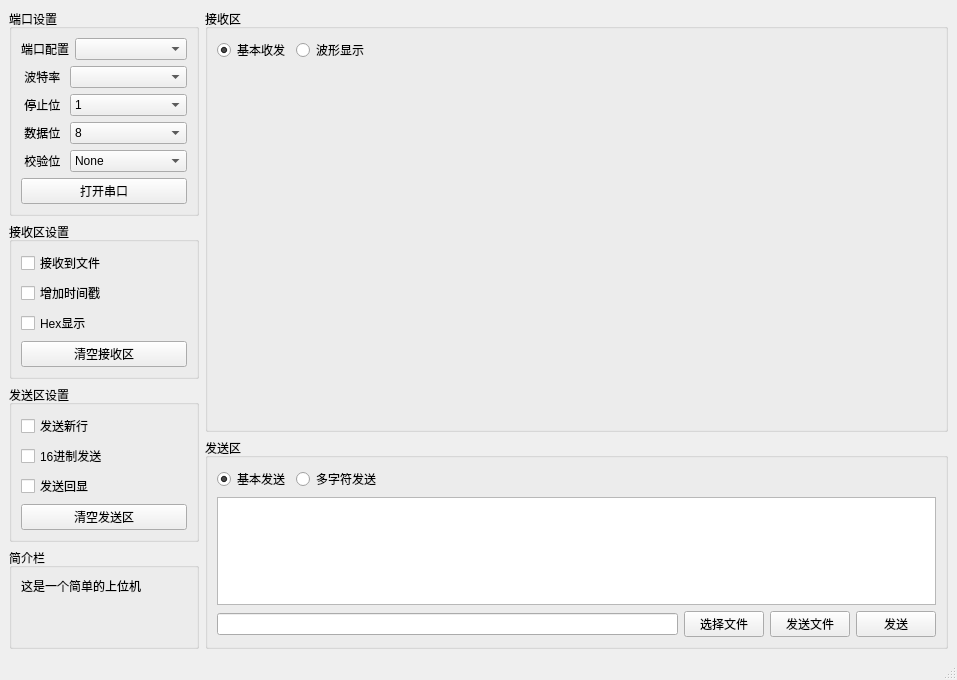
Above: mainwindow.ui from snqx-lqh/JYSWJ before the change. Below: the same form after it.
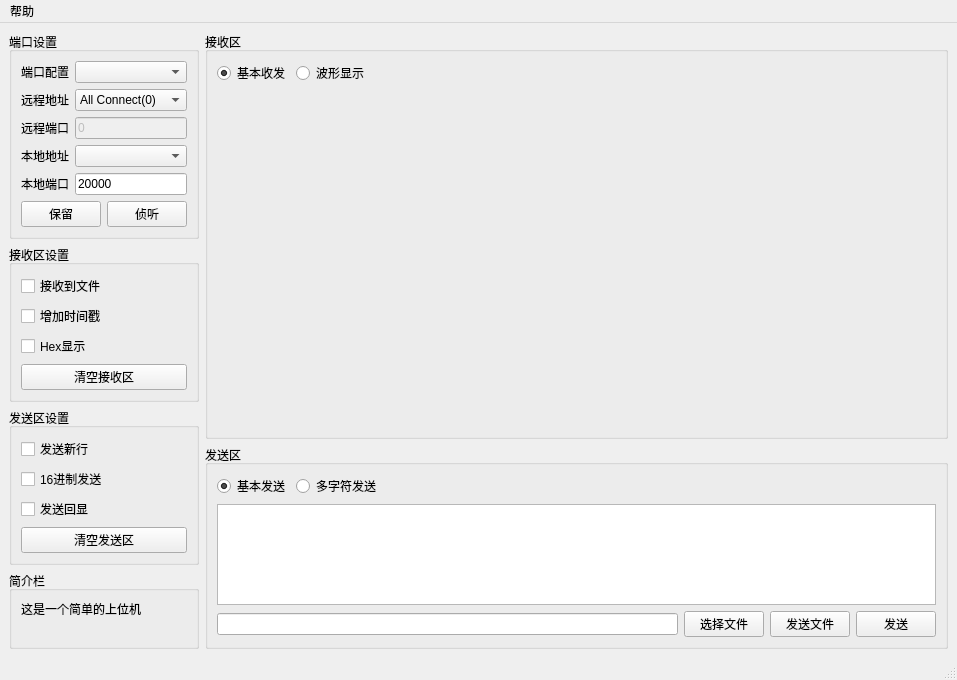
That is the form after the change. The open tabs and pages were chosen to show the change. Icons and pictures are not drawn.

The edit to the form file:
```diff
--- a/mainwindow.ui
+++ b/mainwindow.ui
@@ -71,7 +71,7 @@
             </sizepolicy>
            </property>
            <property name="currentIndex">
-            <number>0</number>
+            <number>2</number>
            </property>
            <widget class="QWidget" name="page">
             <layout class="QVBoxLayout" name="verticalLayout_9">
@@ -95,6 +95,9 @@
                <property name="fieldGrowthPolicy">
                 <enum>QFormLayout::AllNonFixedFieldsGrow</enum>
                </property>
+               <property name="rowWrapPolicy">
+                <enum>QFormLayout::DontWrapRows</enum>
+               </property>
                <item row="0" column="0">
                 <widget class="QLabel" name="label_2">
                  <property name="sizePolicy">
@@ -104,7 +107,7 @@
                   </sizepolicy>
                  </property>
                  <property name="text">
-                  <string> 波特率 </string>
+                  <string>波 特 率</string>
                  </property>
                 </widget>
                </item>
@@ -114,14 +117,14 @@
                <item row="1" column="0">
                 <widget class="QLabel" name="label_4">
                  <property name="text">
-                  <string> 停止位 </string>
+                  <string>停 止 位</string>
                  </property>
                 </widget>
                </item>
                <item row="2" column="0">
                 <widget class="QLabel" name="label_5">
                  <property name="text">
-                  <string> 数据位 </string>
+                  <string>数 据 位</string>
                  </property>
                 </widget>
                </item>
@@ -171,7 +174,7 @@
                <item row="3" column="0">
                 <widget class="QLabel" name="label_6">
                  <property name="text">
-                  <string> 校验位 </string>
+                  <string>校 验 位</string>
                  </property>
                 </widget>
                </item>
@@ -279,7 +282,201 @@
                <item>
                 <widget class="QPushButton" name="pushButton_7">
                  <property name="text">
-                  <string>PushButton</string>
+                  <string>连接</string>
+                 </property>
+                </widget>
+               </item>
+              </layout>
+             </item>
+            </layout>
+           </widget>
+           <widget class="QWidget" name="page_tcpServer">
+            <layout class="QVBoxLayout" name="verticalLayout_17">
+             <property name="leftMargin">
+              <number>0</number>
+             </property>
+             <property name="topMargin">
+              <number>0</number>
+             </property>
+             <property name="rightMargin">
+              <number>0</number>
+             </property>
+             <property name="bottomMargin">
+              <number>0</number>
+             </property>
+             <item>
+              <layout class="QFormLayout" name="formLayout_3">
+               <property name="bottomMargin">
+                <number>0</number>
+               </property>
+               <item row="0" column="0">
+                <widget class="QLabel" name="label_11">
+                 <property name="text">
+                  <string>远程地址</string>
+                 </property>
+                </widget>
+               </item>
+               <item row="1" column="0">
+                <widget class="QLabel" name="label_12">
+                 <property name="text">
+                  <string>远程端口</string>
+                 </property>
+                </widget>
+               </item>
+               <item row="1" column="1">
+                <widget class="QLineEdit" name="le_tcpServerAimPort">
+                 <property name="enabled">
+                  <bool>false</bool>
+                 </property>
+                 <property name="text">
+                  <string>0</string>
+                 </property>
+                </widget>
+               </item>
+               <item row="2" column="0">
+                <widget class="QLabel" name="label_13">
+                 <property name="text">
+                  <string>本地地址</string>
+                 </property>
+                </widget>
+               </item>
+               <item row="3" column="0">
+                <widget class="QLabel" name="label_14">
+                 <property name="text">
+                  <string>本地端口</string>
+                 </property>
+                </widget>
+               </item>
+               <item row="3" column="1">
+                <widget class="QLineEdit" name="le_tcpServerLocalPort">
+                 <property name="text">
+                  <string>20000</string>
+                 </property>
+                </widget>
+               </item>
+               <item row="2" column="1">
+                <widget class="QComboBox" name="cmb_tcpServerLocalAddr"/>
+               </item>
+               <item row="0" column="1">
+                <widget class="QComboBox" name="cmb_tcpServerAimAddr">
+                 <item>
+                  <property name="text">
+                   <string>All Connect(0)</string>
+                  </property>
+                 </item>
+                </widget>
+               </item>
+              </layout>
+             </item>
+             <item>
+              <layout class="QHBoxLayout" name="horizontalLayout_6">
+               <item>
+                <widget class="QPushButton" name="pushButton">
+                 <property name="text">
+                  <string>保留</string>
+                 </property>
+                </widget>
+               </item>
+               <item>
+                <widget class="QPushButton" name="btn_Listen">
+                 <property name="text">
+                  <string>侦听</string>
+                 </property>
+                </widget>
+               </item>
+              </layout>
+             </item>
+            </layout>
+           </widget>
+           <widget class="QWidget" name="page_tcpClient">
+            <layout class="QVBoxLayout" name="verticalLayout_18">
+             <property name="leftMargin">
+              <number>0</number>
+             </property>
+             <property name="topMargin">
+              <number>0</number>
+             </property>
+             <property name="rightMargin">
+              <number>0</number>
+             </property>
+             <property name="bottomMargin">
+              <number>0</number>
+             </property>
+             <item>
+              <layout class="QFormLayout" name="formLayout_4">
+               <property name="bottomMargin">
+                <number>0</number>
+               </property>
+               <item row="0" column="0">
+                <widget class="QLabel" name="label_15">
+                 <property name="text">
+                  <string>远程地址</string>
+                 </property>
+                </widget>
+               </item>
+               <item row="1" column="0">
+                <widget class="QLabel" name="label_16">
+                 <property name="text">
+                  <string>远程端口</string>
+                 </property>
+                </widget>
+               </item>
+               <item row="2" column="0">
+                <widget class="QLabel" name="label_17">
+                 <property name="text">
+                  <string>本地地址</string>
+                 </property>
+                </widget>
+               </item>
+               <item row="3" column="0">
+                <widget class="QLabel" name="label_18">
+                 <property name="text">
+                  <string>本地端口</string>
+                 </property>
+                </widget>
+               </item>
+               <item row="0" column="1">
+                <widget class="QLineEdit" name="le_tcpClientAimAddr">
+                 <property name="text">
+                  <string>192.168.1.3</string>
+                 </property>
+                </widget>
+               </item>
+               <item row="1" column="1">
+                <widget class="QLineEdit" name="le_tcpClientAimPort">
+                 <property name="text">
+                  <string>40000</string>
+                 </property>
+                </widget>
+               </item>
+               <item row="3" column="1">
+                <widget class="QLineEdit" name="le_tcpClientLocalPort">
+                 <property name="enabled">
+                  <bool>false</bool>
+                 </property>
+                 <property name="text">
+                  <string>20000</string>
+                 </property>
+                </widget>
+               </item>
+               <item row="2" column="1">
+                <widget class="QComboBox" name="cmb_tcpClientLocalAddr"/>
+               </item>
+              </layout>
+             </item>
+             <item>
+              <layout class="QHBoxLayout" name="horizontalLayout_7">
+               <item>
+                <widget class="QPushButton" name="pushButton_3">
+                 <property name="text">
+                  <string>保留</string>
+                 </property>
+                </widget>
+               </item>
+               <item>
+                <widget class="QPushButton" name="btn_TcpClientConnect">
+                 <property name="text">
+                  <string>连接</string>
                  </property>
                 </widget>
                </item>
@@ -384,6 +581,9 @@
            <property name="orientation">
             <enum>Qt::Vertical</enum>
            </property>
+           <property name="sizeType">
+            <enum>QSizePolicy::Expanding</enum>
+           </property>
            <property name="sizeHint" stdset="0">
             <size>
              <width>20</width>
@@ -660,6 +860,13 @@
      <height>23</height>
     </rect>
    </property>
+   <widget class="QMenu" name="menu">
+    <property name="title">
+     <string>帮助</string>
+    </property>
+    <addaction name="action_version"/>
+   </widget>
+   <addaction name="menu"/>
   </widget>
   <widget class="QStatusBar" name="statusbar"/>
  </widget>
```
Left out of the diff: 49 changed lines with no effect on the pictures.
